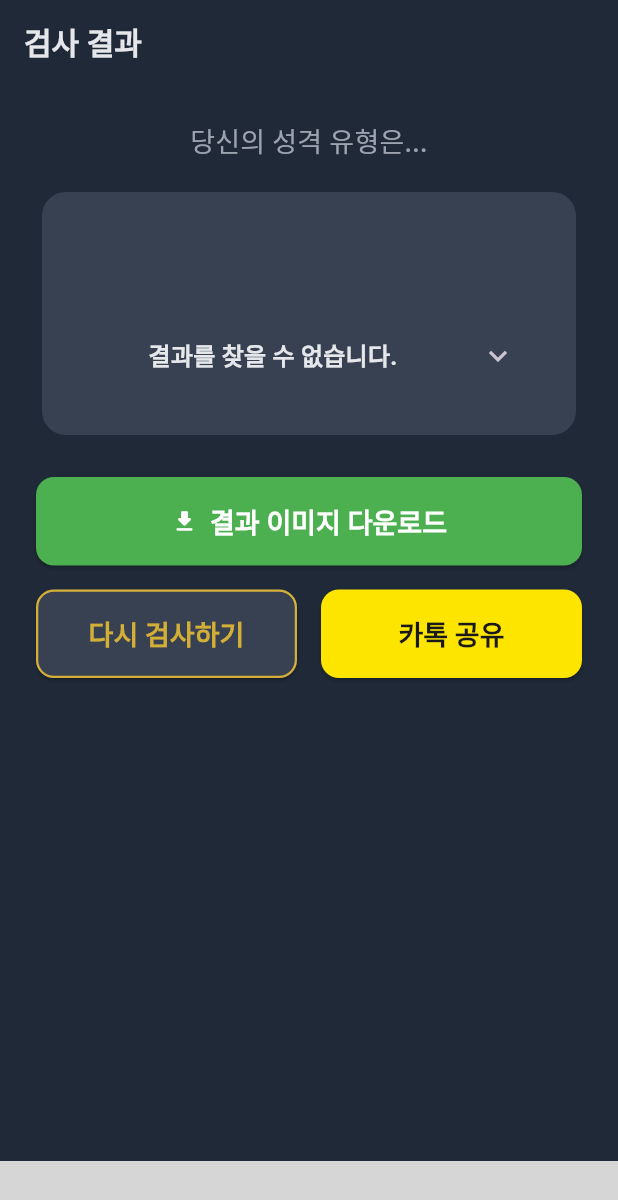
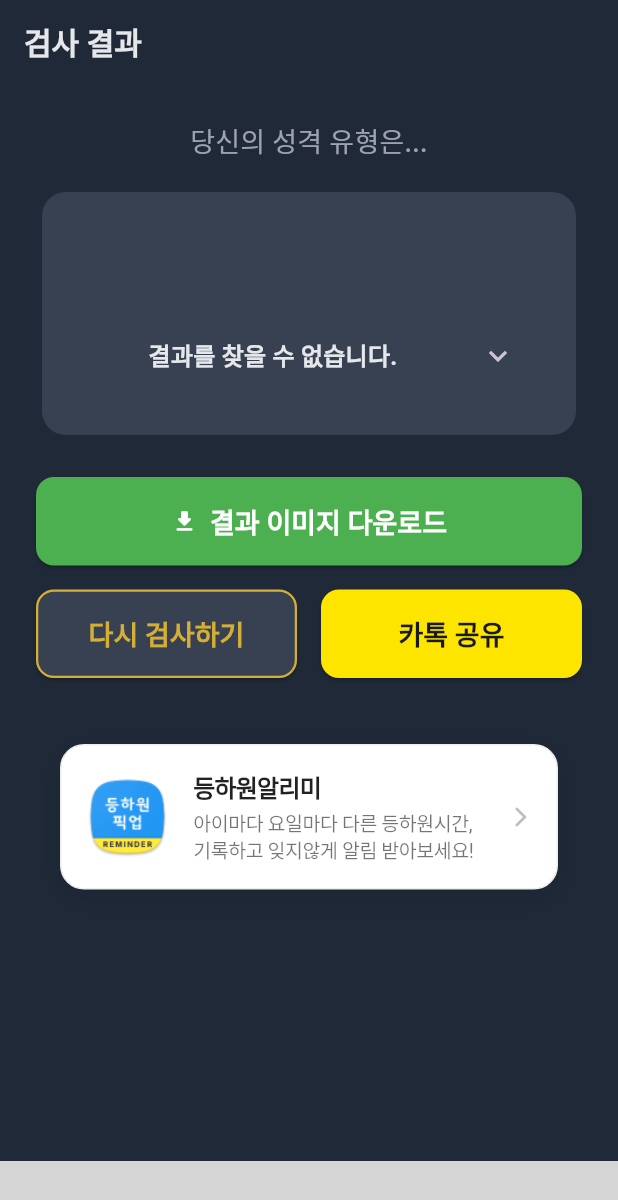
Before and after one commit to twinkleroot/simple_mbti, a Flutter app: the ResultScreen screen opened directly with empty values, on a phone screen of 412 x 824 dp. Shown: the top 1200 px of the screen. Run offline on Flutter 3.47's test engine with Material 3 defaults, Android fonts, the phone set to English and light mode, and no system bars; our stand-ins replace dio, firebase_analytics, firebase_core, flutter_dotenv, logger, shared_preferences; missing offline and left inert: applovin_max, gallery_saver_plus, kakao_flutter_sdk_share; accounts and stored records are empty; Roboto replaces fonts that are missing (Pretendard); grey boxes are pictures that could not be loaded.

Commit message:
결과 화면에 등하원알리미 광고 추가

```diff
--- a/lib/screens/result_screen.dart
+++ b/lib/screens/result_screen.dart
@@ -9,6 +9,7 @@ import '../data/mbti_data.dart';
 import '../utils/logger.dart';
 import '../utils/fade_page_route.dart';
 import '../widgets/reusable_banner.dart';
+import '../widgets/app_promo_banner.dart';
 import 'home_screen.dart';
 
 class ResultScreen extends StatefulWidget {
@@ -183,6 +184,8 @@ class _ResultScreenState extends State<ResultScreen> {
                     ),
                   ],
                 ),
+                const SizedBox(height: 20),
+                const AppPromoBanner(),
               ],
             ),
           ),
--- /dev/null
+++ b/lib/widgets/app_promo_banner.dart
@@ -0,0 +1,104 @@
+import 'package:flutter/material.dart';
+import 'package:simple_mbti/utils/logger.dart';
+import 'package:url_launcher/url_launcher.dart';
+
+class AppPromoBanner extends StatelessWidget {
+  const AppPromoBanner({Key? key}) : super(key: key);
+
+  // 플레이스토어 링크로 이동하는 함수
+  Future<void> _launchPlayStore() async {
+    final Uri url = Uri.parse(
+        'https://play.google.com/store/apps/details?id=kr.heeblings.parent_helper');
+
+    // LaunchMode.externalApplication을 사용하여 앱 내장 웹뷰가 아닌 외부 브라우저나 구글 플레이스토어 앱으로 열리도록 보장합니다.
+    if (!await launchUrl(url, mode: LaunchMode.externalApplication)) {
+      logger.i('Play Store 링크를 열 수 없습니다: $url');
+    }
+  }
+
+  @override
+  Widget build(BuildContext context) {
+    return GestureDetector(
+      onTap: _launchPlayStore,
+      child: Container(
+        margin: const EdgeInsets.symmetric(horizontal: 16.0, vertical: 24.0),
+        padding: const EdgeInsets.all(16.0),
+        decoration: BoxDecoration(
+          color: Colors.white,
+          borderRadius: BorderRadius.circular(16.0),
+          boxShadow: [
+            BoxShadow(
+              color: Colors.black.withOpacity(0.08),
+              blurRadius: 15,
+              offset: const Offset(0, 5),
+            ),
+          ],
+          border: Border.all(color: Colors.grey.shade200),
+        ),
+        child: Row(
+          children: [
+            // 1. 앱 아이콘 영역
+            // 추후 실제 앱 아이콘 이미지로 변경하시려면 아래 Container를 Image.asset('경로') 등으로 교체하세요.
+            Container(
+              width: 56,
+              height: 56,
+              decoration: BoxDecoration(
+                borderRadius: BorderRadius.circular(14.0),
+                // 이미지가 컨테이너 영역을 꽉 채우거나 잘리지 않도록 설정이 필요하다면
+                // Image 위젯 내에서 fit 속성을 조절하세요.
+              ),
+              // Icon 대신 Image.asset 사용
+              child: ClipRRect(
+                borderRadius: BorderRadius.circular(14.0),
+                child: Image.asset(
+                  'assets/parent_helper_icon.png',
+                  fit: BoxFit.cover, // 또는 컨테이너에 맞게 이미지 크기 조절
+                ),
+              ),
+            ),
+            const SizedBox(width: 16),
+
+            // 2. 텍스트 영역 (앱 이름 및 소개)
+            Expanded(
+              child: Column(
+                crossAxisAlignment: CrossAxisAlignment.start,
+                mainAxisSize: MainAxisSize.min,
+                children: const [
+                  Text(
+                    '등하원알리미',
+                    style: TextStyle(
+                      fontSize: 16,
+                      fontWeight: FontWeight.bold,
+                      color: Colors.black87,
+                      letterSpacing: -0.5,
+                    ),
+                  ),
+                  SizedBox(height: 4),
+                  Text(
+                    '아이마다 요일마다 다른 등하원시간, 기록하고 잊지않게 알림 받아보세요!',
+                    style: TextStyle(
+                      fontSize: 13,
+                      color: Colors.black54,
+                      height: 1.3,
+                      letterSpacing: -0.3,
+                    ),
+                    maxLines: 2,
+                    overflow: TextOverflow.ellipsis,
+                  ),
+                ],
+              ),
+            ),
+            const SizedBox(width: 12),
+
+            // 3. 이동 화살표 아이콘
+            Icon(
+              Icons.arrow_forward_ios_rounded,
+              size: 16,
+              color: Colors.grey.shade400,
+            ),
+          ],
+        ),
+      ),
+    );
+  }
+}
```
Also changed, not shown: assets/parent_helper_icon.png (added), 1 other file.
